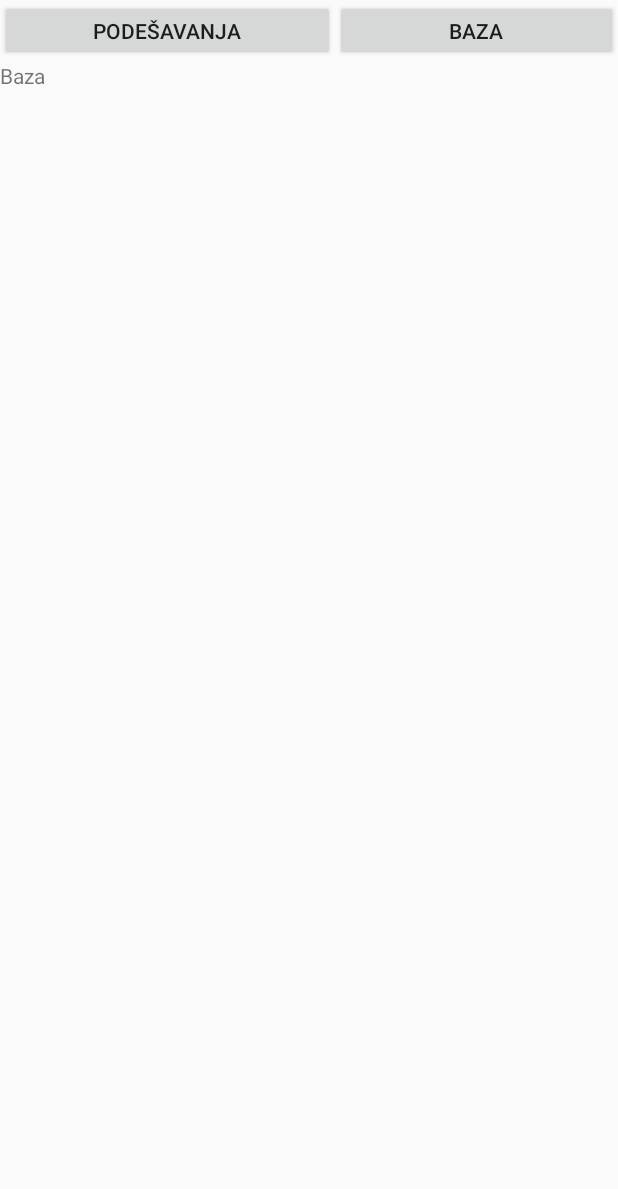
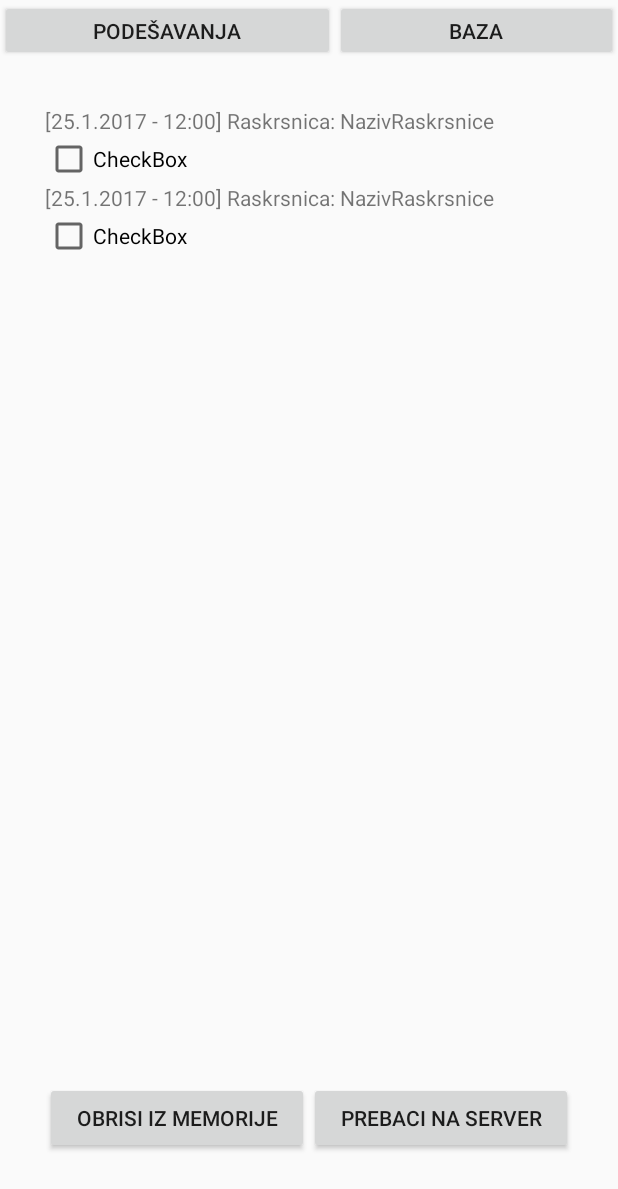
Before and after one commit to Rajko97/Raskrsnica, an Android app: the fragment DataBaseFragment placed in its activity, on a phone screen of 412 x 824 dp. Shown: the top 1189 px of the screen. Run offline under Robolectric (Android 15) with nearby library versions, the phone set to English and light mode, and no system bars.

Commit message:
ubaceno nesto na fragmentu baza

```diff
--- a/app/src/main/java/com/raskrsnica/app/CountingActivity.java
+++ b/app/src/main/java/com/raskrsnica/app/CountingActivity.java
@@ -37,6 +37,7 @@ public class CountingActivity extends AppCompatActivity implements View.OnClickL
 
     CountDownTimer countDownTimer;
  //Todo kada korisnik zadrzi dugme i ono kad moze da doda 5 odjednom naprimer i kad moze da oduzima, mora da se stavi da ne ide u minus(ispod nule), nego samo do nule
+  //TODO utrosio sam 3 sata da napravim da ide ispod nule jer mi stosovis tako rekao. A inace ne moze da ide ispod nule nego mora posebno da se formatira
     @Override
     protected void onCreate(Bundle savedInstanceState) {
         super.onCreate(savedInstanceState);
--- a/app/src/main/res/layout/fragment_data_base.xml
+++ b/app/src/main/res/layout/fragment_data_base.xml
@@ -6,8 +6,84 @@
     android:id="@+id/fragment_database">
 
     <!-- TODO: Update blank fragment layout -->
-<TextView
-    android:text="Baza"
-    android:layout_width="wrap_content"
-    android:layout_height="wrap_content" />
+
+    <LinearLayout
+        android:layout_width="match_parent"
+        android:layout_height="match_parent"
+        android:layout_margin="30dp"
+        android:orientation="vertical">
+
+        <ScrollView
+            android:layout_width="match_parent"
+            android:layout_height="0dp"
+            android:layout_weight="0.9">
+
+            <LinearLayout
+                android:layout_width="match_parent"
+                android:layout_height="wrap_content"
+                android:orientation="vertical" >
+
+                <LinearLayout
+                    android:layout_width="match_parent"
+                    android:layout_height="match_parent"
+                    android:orientation="vertical">
+
+                    <TextView
+                        android:id="@+id/textView"
+                        android:layout_width="match_parent"
+                        android:layout_height="wrap_content"
+                        android:text="[25.1.2017 - 12:00] Raskrsnica: NazivRaskrsnice" />
+
+                    <CheckBox
+                        android:id="@+id/checkBox"
+                        android:layout_width="match_parent"
+                        android:layout_height="wrap_content"
+                        android:layout_gravity="right"
+                        android:text="CheckBox" />
+                </LinearLayout>
+
+                <LinearLayout
+                    android:layout_width="match_parent"
+                    android:layout_height="match_parent"
+                    android:orientation="vertical">
+
+                    <TextView
+                        android:id="@+id/textView"
+                        android:layout_width="match_parent"
+                        android:layout_height="wrap_content"
+                        android:text="[25.1.2017 - 12:00] Raskrsnica: NazivRaskrsnice" />
+
+                    <CheckBox
+                        android:id="@+id/checkBox"
+                        android:layout_width="match_parent"
+                        android:layout_height="wrap_content"
+                        android:layout_gravity="right"
+                        android:text="CheckBox" />
+                </LinearLayout>
+            </LinearLayout>
+        </ScrollView>
+
+        <LinearLayout
+            android:layout_width="match_parent"
+            android:layout_height="0dp"
+            android:layout_gravity="bottom"
+            android:layout_weight="0.1"
+            android:orientation="horizontal">
+
+            <Button
+                android:id="@+id/button"
+                android:layout_width="match_parent"
+                android:layout_height="wrap_content"
+                android:layout_weight="1"
+                android:text="Obrisi iz memorije" />
+
+            <Button
+                android:id="@+id/button3"
+                android:layout_width="match_parent"
+                android:layout_height="wrap_content"
+                android:layout_weight="1"
+                android:text="Prebaci na server" />
+        </LinearLayout>
+
+    </LinearLayout>
 </FrameLayout>
```
